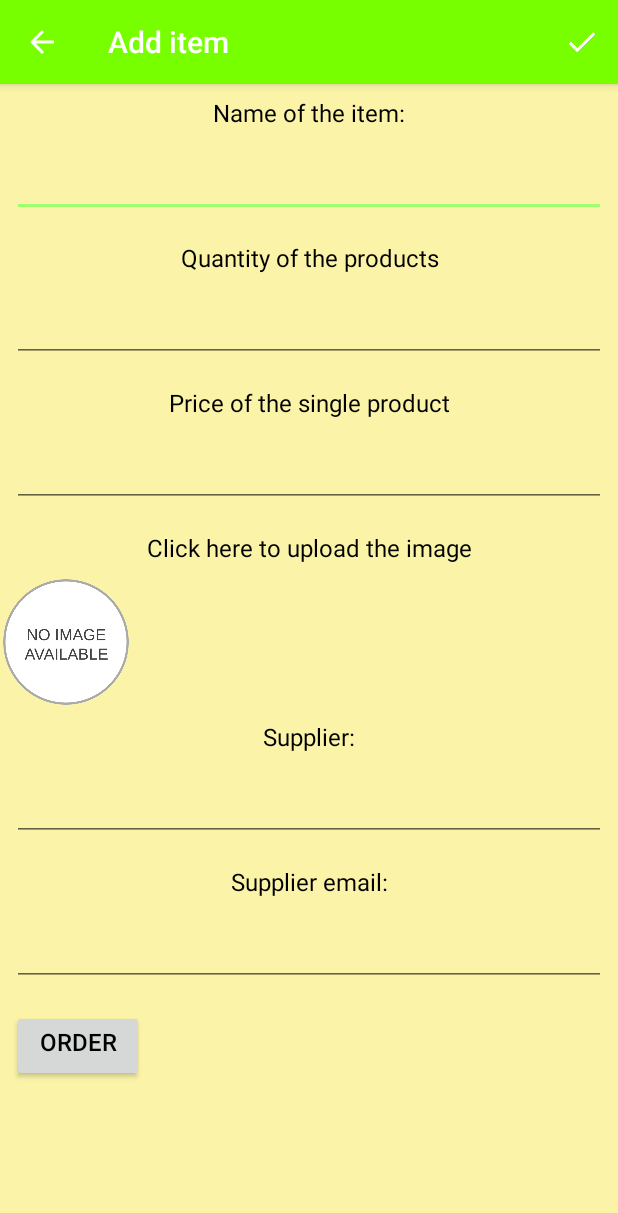
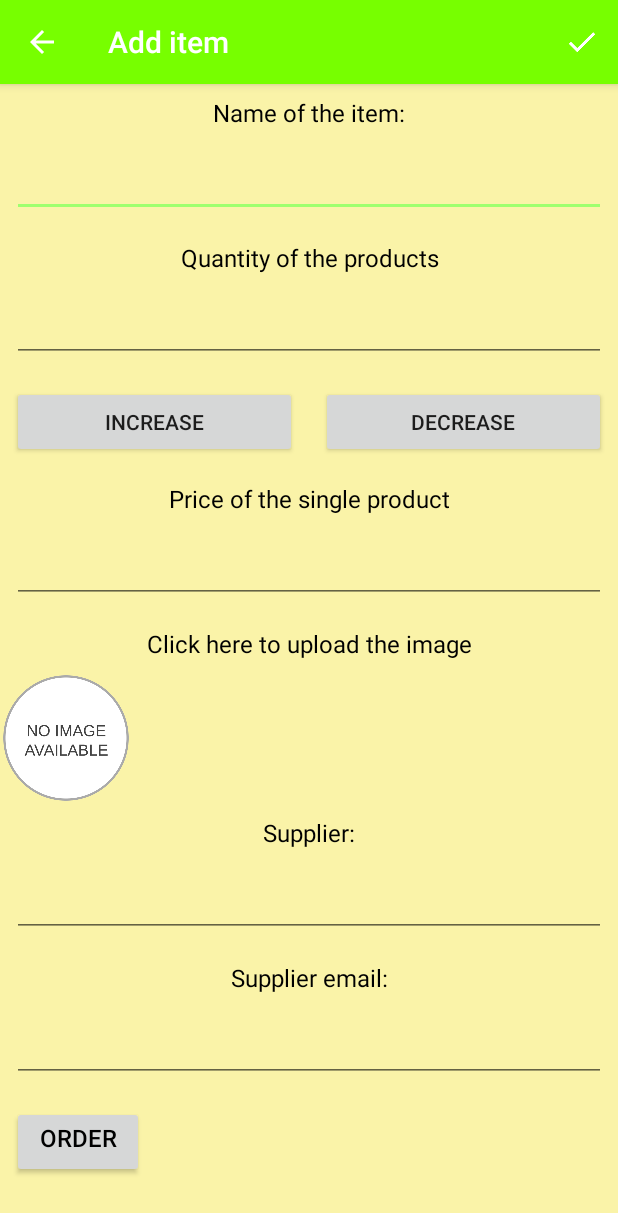
Before and after one commit to jawoznia/InventoryApp, an Android app: the EditorActivity screen opened directly, with no data from a screen before it, on a phone screen of 412 x 824 dp. Shown: the top 1213 px of the screen. Run offline under Robolectric (Android 15) with nearby library versions, the phone set to English and light mode, and no system bars.

```diff
--- a/app/src/main/java/com/example/android/inventoryapp/EditorActivity.java
+++ b/app/src/main/java/com/example/android/inventoryapp/EditorActivity.java
@@ -35,6 +35,8 @@ import java.io.FileNotFoundException;
 import java.io.IOException;
 import java.io.InputStream;
 
+import static java.lang.Integer.parseInt;
+
 /**
  * Created by Jam on 25.07.2017.
  */
@@ -48,6 +50,8 @@ public class EditorActivity extends AppCompatActivity implements LoaderManager.L
      */
     private EditText mNameEditText;
 
+    private Button mIncreaseBtn;
+    private Button mDecreaseBtn;
     /**
      * EditText field to enter the item's quantity
      */
@@ -76,6 +80,8 @@ public class EditorActivity extends AppCompatActivity implements LoaderManager.L
     private Bitmap picture;
 
     final Context mContext = this;
+
+    private int mQuantity;
 
     /**
      * Identifier for the record album image URI loader
@@ -109,6 +115,8 @@ public class EditorActivity extends AppCompatActivity implements LoaderManager.L
         mSupplierEditText = (EditText) findViewById(R.id.edit_supplier);
         mSupplierEmailEditText = (EditText) findViewById(R.id.edit_supplier_email);
         mOrderButton = (Button) findViewById(R.id.edit_order_btn);
+        mIncreaseBtn = (Button) findViewById(R.id.editor_increase_button);
+        mDecreaseBtn = (Button) findViewById(R.id.editor_decrease_btn);
 
         mNameEditText.setOnTouchListener(mTouchListener);
         mQuantityEditText.setOnTouchListener(mTouchListener);
@@ -117,6 +125,8 @@ public class EditorActivity extends AppCompatActivity implements LoaderManager.L
         mSupplierEditText.setOnTouchListener(mTouchListener);
         mSupplierEmailEditText.setOnTouchListener(mTouchListener);
         mOrderButton.setOnTouchListener(mTouchListener);
+        mDecreaseBtn.setOnTouchListener(mTouchListener);
+        mIncreaseBtn.setOnTouchListener(mTouchListener);
 
         mAddImage.setOnClickListener(new View.OnClickListener() {
             @Override
@@ -160,6 +170,36 @@ public class EditorActivity extends AppCompatActivity implements LoaderManager.L
                     Toast.makeText(getApplicationContext(), toastMessage, Toast.LENGTH_LONG).show();
                 }
 
+            }
+        });
+        mDecreaseBtn.setOnClickListener(new View.OnClickListener()
+
+        {
+            @Override
+            public void onClick(View v) {
+                String currentProduct = mNameEditText.getText().toString();
+                String toastMessage = null;
+                int currentQuantity = parseInt(mQuantityEditText.getText().toString());
+
+                if (currentQuantity >= 1) {
+                    currentQuantity--;
+                    mQuantityEditText.setText(String.valueOf(currentQuantity));
+                } else {
+                    toastMessage = "You can't reduce your stock of " + currentProduct + " to 0!";
+                    mQuantityEditText.setText(String.valueOf(currentQuantity));
+                    Toast.makeText(v.getContext(), toastMessage, Toast.LENGTH_LONG).show();
+                }
+            }
+        });
+        mIncreaseBtn.setOnClickListener(new View.OnClickListener()
+
+        {
+            @Override
+            public void onClick(View v) {
+                int currentQuantity = parseInt(mQuantityEditText.getText().toString());
+
+                currentQuantity++;
+                mQuantityEditText.setText(String.valueOf(currentQuantity));
             }
         });
 
@@ -397,7 +437,7 @@ public class EditorActivity extends AppCompatActivity implements LoaderManager.L
                 return;
             if (quantityString.isEmpty())
                 quantityString = "0";
-            int quantity = Integer.parseInt(quantityString);
+            int quantity = parseInt(quantityString);
             // Create a String that contains the SQL statement to create the items table
 
             picturePath = pictureUri.toString().trim();
@@ -510,8 +550,6 @@ public class EditorActivity extends AppCompatActivity implements LoaderManager.L
             String stringEmailSupplier = cursor.getString(supplierEmailColumnIndex);
             Uri uriData = Uri.parse(stringUri);
 
-            Log.v(LOG_TAG, "Uridata = " + uriData +
-                    "; stringUri = " + stringUri);
             // Update the vies on the screen with the values from the database
             mNameEditText.setText(name);
             mPriceEditText.setText(price);
--- a/app/src/main/res/layout/activity_editor.xml
+++ b/app/src/main/res/layout/activity_editor.xml
@@ -37,6 +37,27 @@
             android:layout_height="wrap_content"
 
             android:inputType="number" />
+
+        <LinearLayout
+            android:layout_width="match_parent"
+            android:layout_height="wrap_content">
+
+            <Button
+                android:id="@+id/editor_increase_button"
+                android:layout_width="0dp"
+                android:layout_height="wrap_content"
+                android:layout_margin="8dp"
+                android:layout_weight="1"
+                android:text="@string/editor_increase_btn" />
+
+            <Button
+                android:id="@+id/editor_decrease_btn"
+                android:layout_width="0dp"
+                android:layout_height="wrap_content"
+                android:layout_margin="8dp"
+                android:layout_weight="1"
+                android:text="@string/editor_decrease_btn" />
+        </LinearLayout>
 
         <!-- price of the single item -->
         <TextView
--- a/app/src/main/res/values/strings.xml
+++ b/app/src/main/res/values/strings.xml
@@ -30,4 +30,6 @@
     <string name="editor_supplier_tv">Supplier:</string>
     <string name="editor_supplier_email_tv">Supplier email:</string>
     <string name="editor_order_btn">Order</string>
+    <string name="editor_decrease_btn">Decrease</string>
+    <string name="editor_increase_btn">Increase</string>
 </resources>
```
